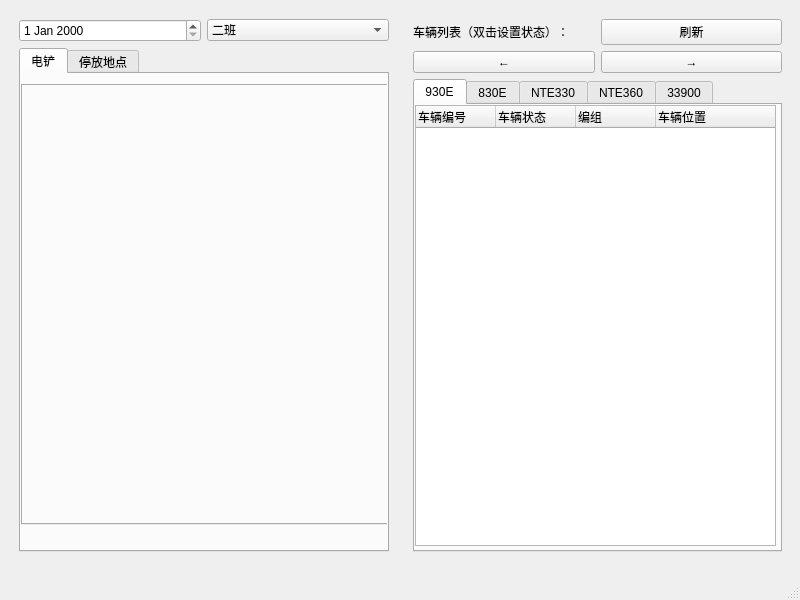
Before: the Qt Designer form 报表生成/ui/vehicle_distribution_v2.ui in enjoylearning96/QT, drawn with Qt 5.
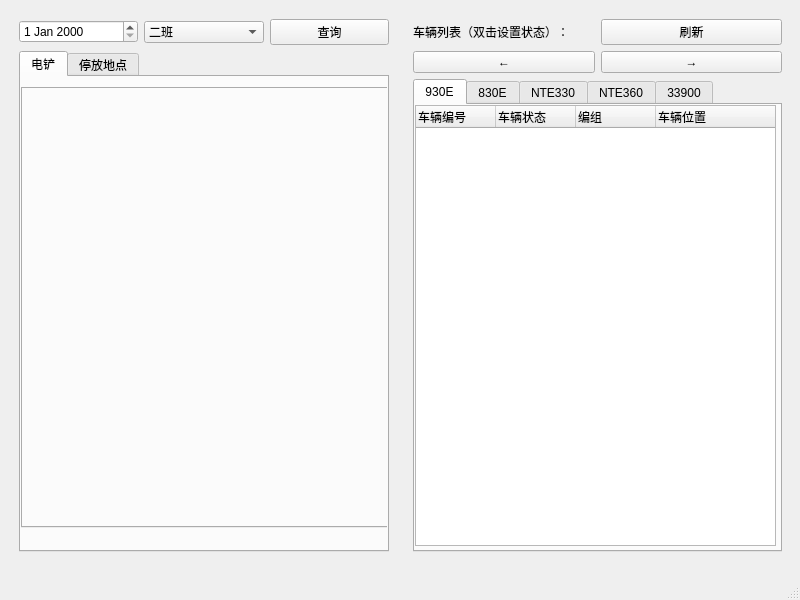
After: the same form once the commit is applied. The open tabs and pages were chosen to show the change.

Diff of the .ui file:
```diff
--- a/报表生成/ui/vehicle_distribution_v2.ui
+++ b/报表生成/ui/vehicle_distribution_v2.ui
@@ -73,6 +73,13 @@
             </item>
            </widget>
           </item>
+          <item>
+           <widget class="QPushButton" name="pushButton_search">
+            <property name="text">
+             <string>查询</string>
+            </property>
+           </widget>
+          </item>
          </layout>
         </item>
         <item>
```
Left out of the diff: 11 changed lines with no effect on the pictures.
